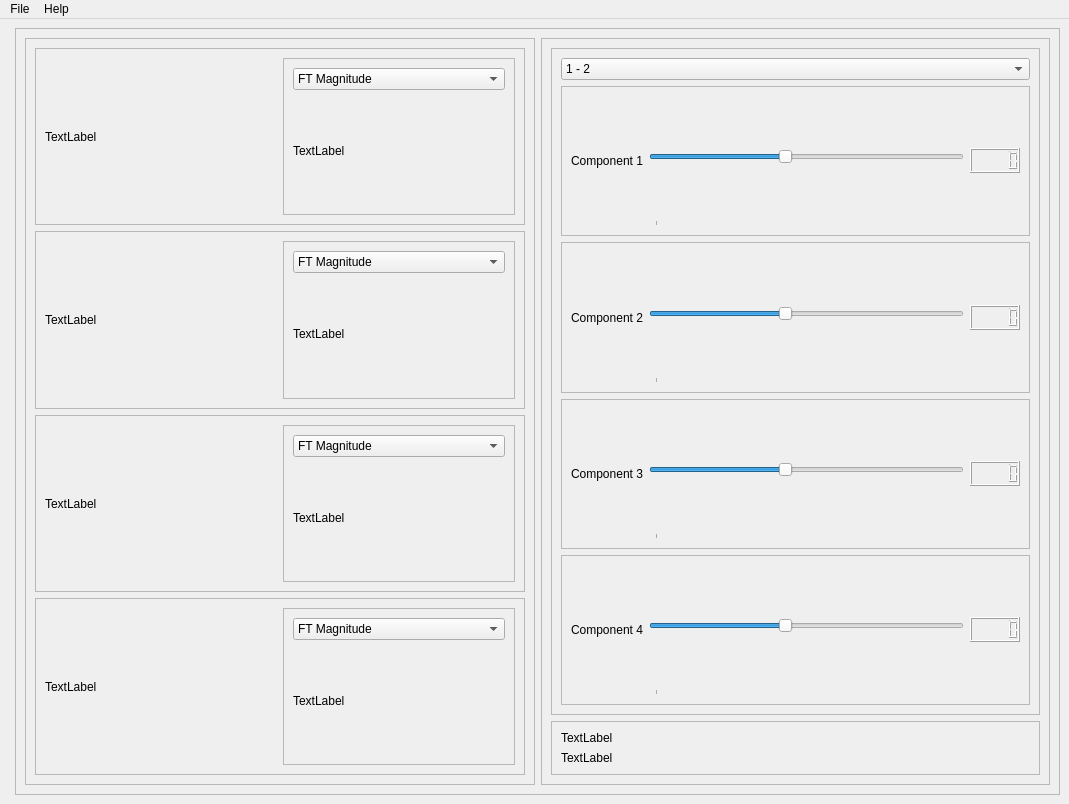
Old version of the form task4.ui in the repository OmarAtef0/Fourier-Transform-Mixer.
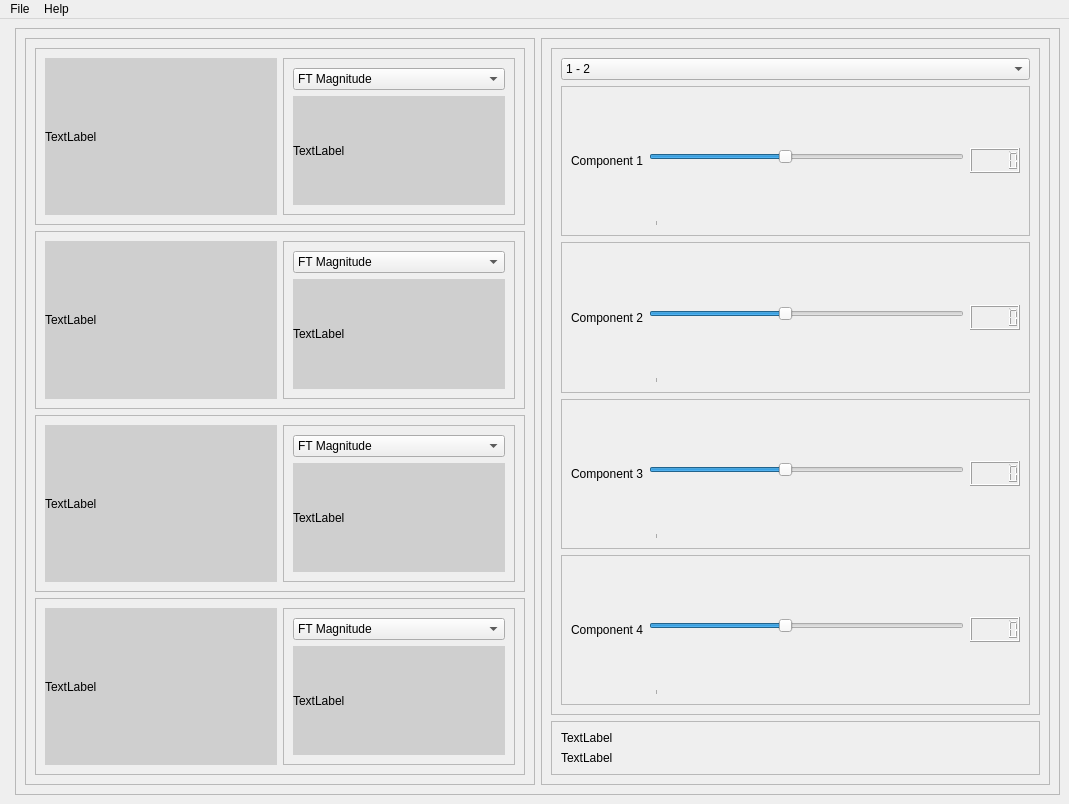
New version of the form.

Patch:
```diff
--- a/task4.ui
+++ b/task4.ui
@@ -72,6 +72,9 @@
                  <verstretch>0</verstretch>
                 </sizepolicy>
                </property>
+               <property name="styleSheet">
+                <string notr="true">background-color: rgb(207, 207, 207);</string>
+               </property>
                <property name="text">
                 <string>TextLabel</string>
                </property>
@@ -118,6 +121,9 @@
                     <verstretch>0</verstretch>
                    </sizepolicy>
                   </property>
+                  <property name="styleSheet">
+                   <string notr="true">background-color: rgb(207, 207, 207);</string>
+                  </property>
                   <property name="text">
                    <string>TextLabel</string>
                   </property>
@@ -146,6 +152,9 @@
                  <verstretch>0</verstretch>
                 </sizepolicy>
                </property>
+               <property name="styleSheet">
+                <string notr="true">background-color: rgb(207, 207, 207);</string>
+               </property>
                <property name="text">
                 <string>TextLabel</string>
                </property>
@@ -192,6 +201,10 @@
                     <verstretch>0</verstretch>
                    </sizepolicy>
                   </property>
+                  <property name="styleSheet">
+                   <string notr="true">background-color: rgb(207, 207, 207);
+</string>
+                  </property>
                   <property name="text">
                    <string>TextLabel</string>
                   </property>
@@ -220,6 +233,9 @@
                  <verstretch>0</verstretch>
                 </sizepolicy>
                </property>
+               <property name="styleSheet">
+                <string notr="true">background-color: rgb(207, 207, 207);</string>
+               </property>
                <property name="text">
                 <string>TextLabel</string>
                </property>
@@ -266,6 +282,9 @@
                     <verstretch>0</verstretch>
                    </sizepolicy>
                   </property>
+                  <property name="styleSheet">
+                   <string notr="true">background-color: rgb(207, 207, 207);</string>
+                  </property>
                   <property name="text">
                    <string>TextLabel</string>
                   </property>
@@ -294,6 +313,9 @@
                  <verstretch>0</verstretch>
                 </sizepolicy>
                </property>
+               <property name="styleSheet">
+                <string notr="true">background-color: rgb(207, 207, 207);</string>
+               </property>
                <property name="text">
                 <string>TextLabel</string>
                </property>
@@ -340,6 +362,9 @@
                     <verstretch>0</verstretch>
                    </sizepolicy>
                   </property>
+                  <property name="styleSheet">
+                   <string notr="true">background-color: rgb(207, 207, 207);</string>
+                  </property>
                   <property name="text">
                    <string>TextLabel</string>
                   </property>
```
